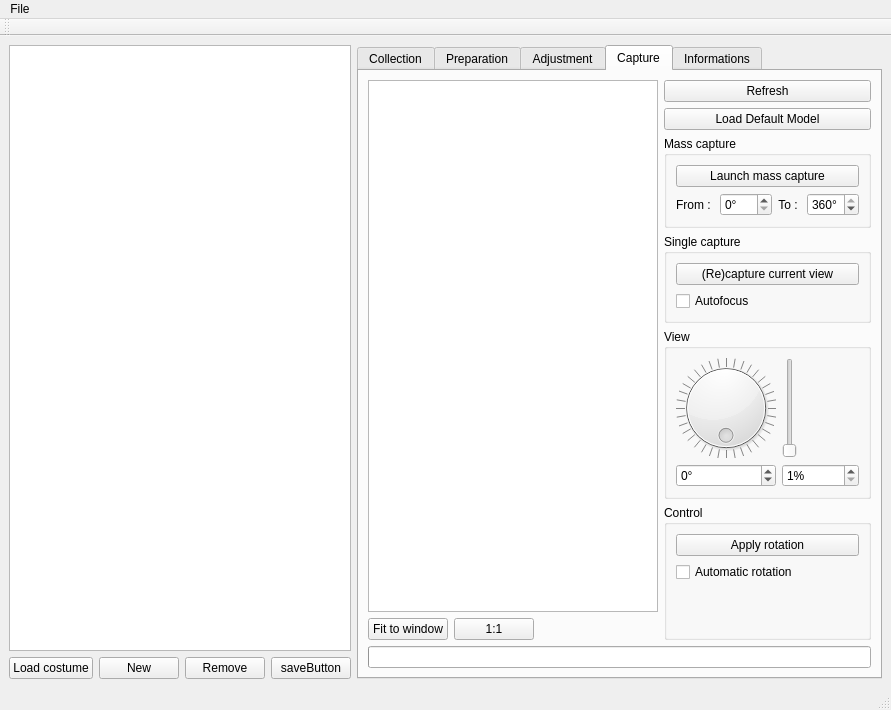
The window that pc/master/mainwindow.ui (plule/pfe-costumes) describes before a commit, drawn with Qt 5.
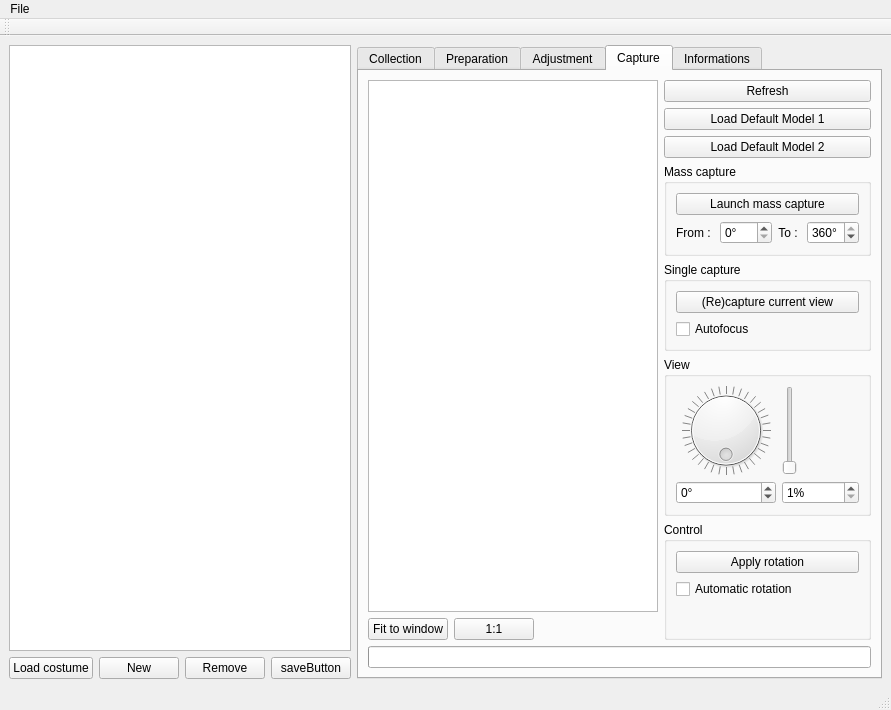
The same window after the commit. The open tabs and pages were chosen to show the change. Custom widgets are drawn as their Qt base class.

Commit message: save 360 in database, reload it, new default model

Patch:
```diff
--- a/pc/master/mainwindow.ui
+++ b/pc/master/mainwindow.ui
@@ -177,7 +177,14 @@
             <item>
              <widget class="QPushButton" name="suzanneButton">
               <property name="text">
-               <string>Load Default Model</string>
+               <string>Load Default Model 1</string>
+              </property>
+             </widget>
+            </item>
+            <item>
+             <widget class="QPushButton" name="manButton">
+              <property name="text">
+               <string>Load Default Model 2</string>
               </property>
              </widget>
             </item>
```
Left out of the diff: 4 changed lines with no effect on the pictures. The commit also changes 78 other files.
